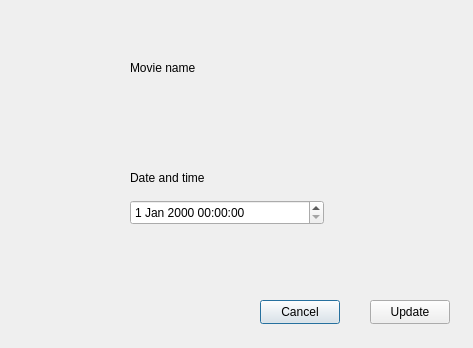
Old version of the form movie/editmovieroom.ui in the repository RomanMusijowski/CinemaApp.
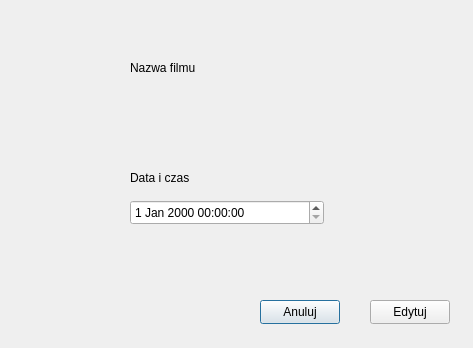
New version of the form.

Commit message: polish text for movie ui

Patch:
```diff
--- a/movie/editmovieroom.ui
+++ b/movie/editmovieroom.ui
@@ -33,7 +33,7 @@
     </rect>
    </property>
    <property name="text">
-    <string>Cancel</string>
+    <string>Anuluj</string>
    </property>
   </widget>
   <widget class="QPushButton" name="add">
@@ -46,7 +46,7 @@
     </rect>
    </property>
    <property name="text">
-    <string>Update</string>
+    <string>Edytuj</string>
    </property>
   </widget>
   <widget class="QLabel" name="dateLabel">
@@ -59,7 +59,7 @@
     </rect>
    </property>
    <property name="text">
-    <string>Date and time</string>
+    <string>Data i czas</string>
    </property>
   </widget>
   <widget class="QLabel" name="nameLabel">
@@ -90,7 +90,7 @@
     </rect>
    </property>
    <property name="text">
-    <string>Movie name</string>
+    <string>Nazwa filmu</string>
    </property>
   </widget>
  </widget>
```
The commit also changes 4 other files.
